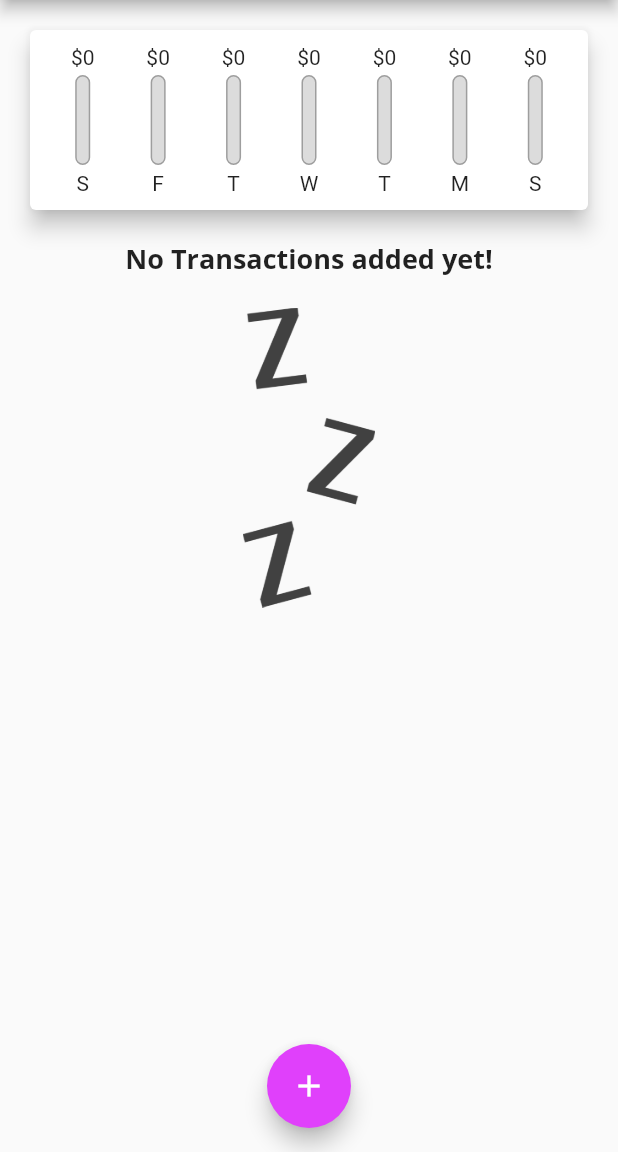
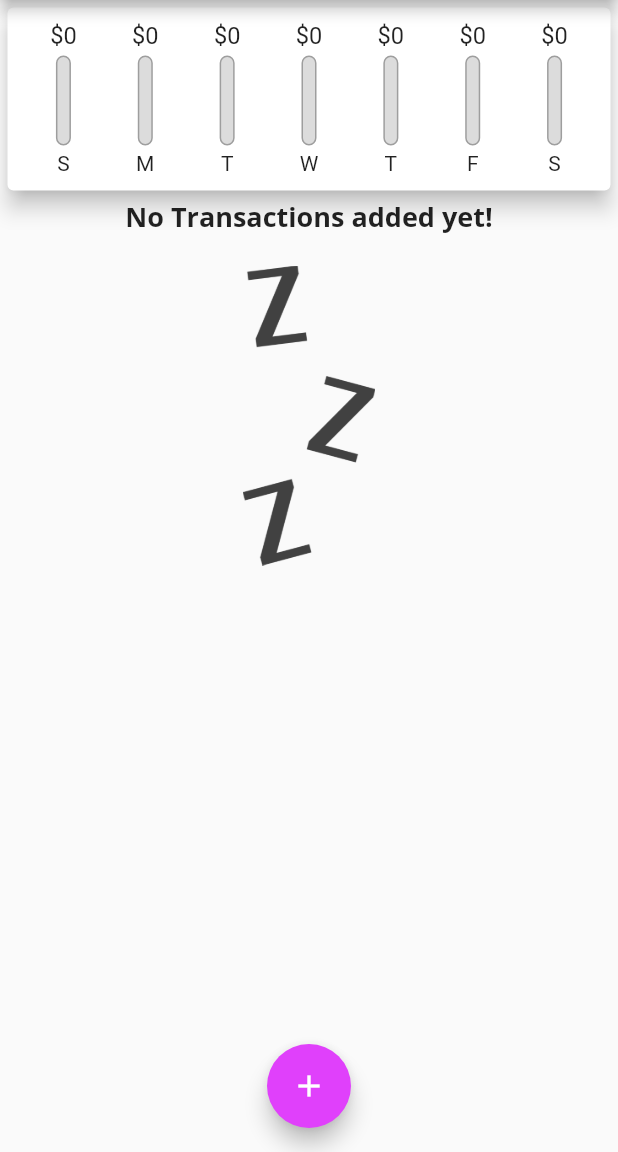
Before and after one commit to fffrowies/expense_planner, a Flutter app: the screen it shows after launch, on a phone screen of 412 x 824 dp, the part 84-1236 px from its top. Run offline on Flutter 3.47's test engine with Material 2 defaults, Android fonts, the phone set to English and light mode, and no system bars.

Commit message:
chart finalizado

```diff
--- a/lib/widgets/chart.dart
+++ b/lib/widgets/chart.dart
@@ -29,7 +29,7 @@ class Chart extends StatelessWidget {
         'day': DateFormat.E().format(weekDay).substring(0, 1),
         'amount': totalSum,
       };
-    });
+    }).reversed.toList();
   }
 
   double get totalSpending {
@@ -42,7 +42,7 @@ class Chart extends StatelessWidget {
   Widget build(BuildContext context) {
     return Card(
       elevation: 6,
-      margin: EdgeInsets.all(20),
+      margin: EdgeInsets.all(5),
       child: Padding(
         padding: EdgeInsets.all(10),
         child: Row(
--- a/lib/widgets/chart_bar.dart
+++ b/lib/widgets/chart_bar.dart
@@ -11,8 +11,11 @@ class ChartBar extends StatelessWidget {
   Widget build(BuildContext context) {
     return Column(
       children: <Widget>[
-        FittedBox(
-          child: Text('\$${spendingAmount.toStringAsFixed(0)}'),
+        Container(
+          height: 18,
+          child: FittedBox(
+            child: Text('\$${spendingAmount.toStringAsFixed(0)}'),
+          ),
         ),
         SizedBox(
           height: 4,
```
